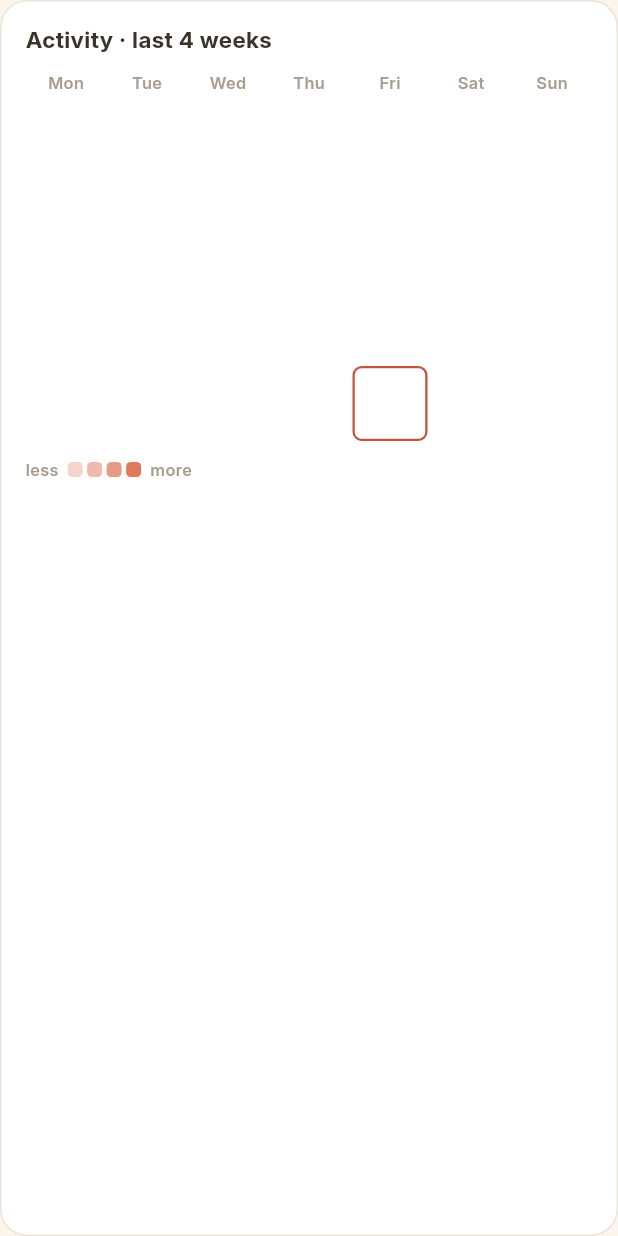
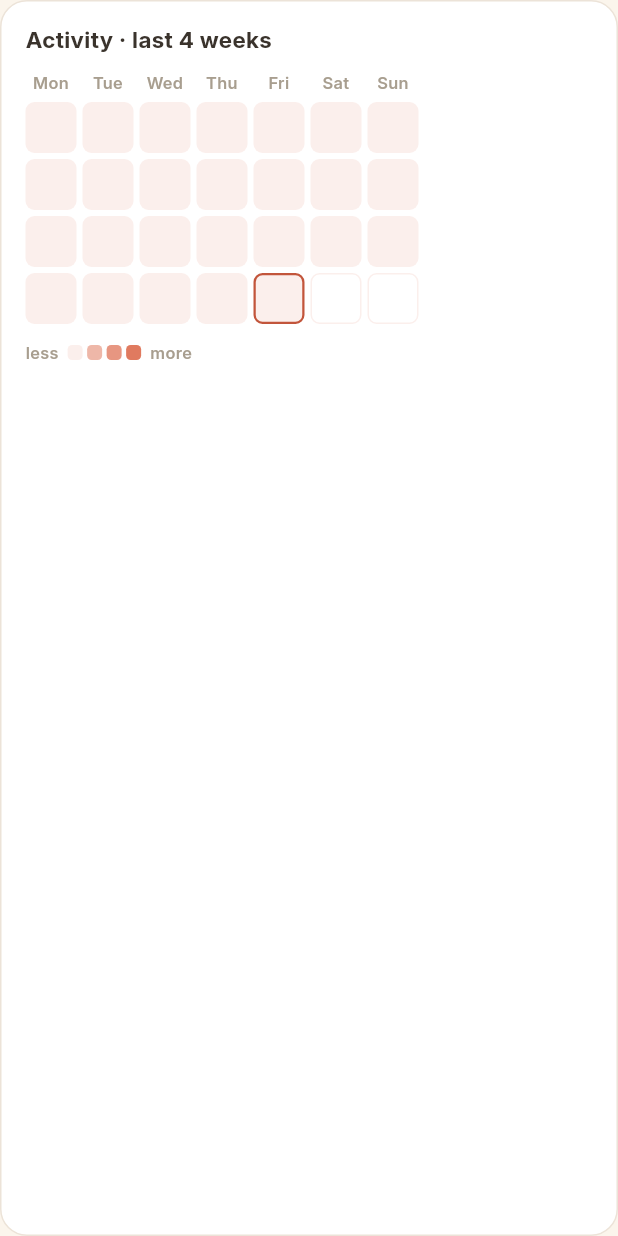
Before and after one commit to undemorbe/PORA, a Flutter app: the WeeklyHeatmap widget shown alone on an empty page, opened directly with empty values, on a phone screen of 412 x 824 dp. Run offline on Flutter 3.47's test engine with Material 3 defaults, Android fonts, the phone set to English and light mode, and no system bars; drawn by our look-alikes of dynamic_color; our stand-ins replace auto_route, connectivity_plus, device_preview, dio, equatable, firebase_analytics and 22 more; missing offline and left inert: home_widget, liquid_glass_easy, phosphoricons_flutter, quick_actions, receive_sharing_intent, recipe_scraper and 1 more; accounts and stored records are empty; generated files the repository leaves out were written again; statements that could not run were skipped.

Commit message:
fix(insights): visible empty heatmap cells and square, even cells
Empty days used surfaceAlt, identical to the card in the light theme, and
cells stretched to the column width. Use one level colour for cells and
legend (empty = primary at 12%), outline future days, size cells as equal
squares (max 34px).

```diff
--- a/lib/core/features/insights/presentation/widgets/weekly_heatmap.dart
+++ b/lib/core/features/insights/presentation/widgets/weekly_heatmap.dart
@@ -1,3 +1,5 @@
+import 'dart:math' as math;
+
 import 'package:flutter/material.dart';
 import 'package:intl/intl.dart' as intl;
 import 'package:pora/core/internal/extensions/l10n_extension.dart';
@@ -17,6 +19,23 @@ class WeeklyHeatmap extends StatelessWidget {
 
   /// Подмена «сегодня» для тестов/golden'ов.
   final DateTime? now;
+
+  static const double _gap = 4;
+  static const double _maxCell = 34;
+
+  /// Цвет ступени интенсивности (общий для ячеек и легенды). Пустой день —
+  /// самая светлая ступень, а не цвет карточки: сетка 4×7 видна всегда.
+  /// Полупрозрачный primary поверх `surface` читается в обеих темах.
+  @visibleForTesting
+  static Color levelColor(double intensity) {
+    final v = intensity.clamp(0.0, 1.0);
+    if (v < 0.05) return PoraColors.primary.withValues(alpha: 0.12);
+    return Color.lerp(
+      PoraColors.primary.withValues(alpha: 0.3),
+      PoraColors.primary,
+      v,
+    )!;
+  }
 
   @override
   Widget build(BuildContext context) {
@@ -42,25 +61,44 @@ class WeeklyHeatmap extends StatelessWidget {
             style: PoraText.itemTitle.copyWith(fontWeight: FontWeight.w700),
           ),
           const SizedBox(height: PoraSpacing.md),
-          _WeekdayLabels(labels: weekdayLabels),
+          // Квадратные ячейки одного размера: ширина колонки, но не больше
+          // [_maxCell] — на широком экране сетка не раздувается.
+          LayoutBuilder(
+            builder: (context, constraints) {
+              final cell = math.min(
+                (constraints.maxWidth - _gap * 6) / 7,
+                _maxCell,
+              );
+              return Column(
+                crossAxisAlignment: CrossAxisAlignment.start,
+                children: [
+                  _WeekdayLabels(labels: weekdayLabels, cell: cell),
                   const SizedBox(height: 6),
                   for (var w = 0; w < grid.length; w++)
                     Padding(
-              padding: const EdgeInsets.only(bottom: 4),
+                      padding: EdgeInsets.only(
+                        bottom: w == grid.length - 1 ? 0 : _gap,
+                      ),
                       child: Row(
                         children: [
-                  for (var d = 0; d < grid[w].length; d++)
-                    Expanded(
-                      child: _Cell(
+                          for (var d = 0; d < grid[w].length; d++) ...[
+                            if (d > 0) const SizedBox(width: _gap),
+                            _Cell(
+                              key: ValueKey('heatmap-cell-${w * 7 + d}'),
+                              size: cell,
                               intensity: grid[w][d],
                               isToday: w * 7 + d == todayIndex,
                               isFuture: w * 7 + d > todayIndex,
                             ),
-                    ),
+                          ],
                         ],
                       ),
                     ),
-          const SizedBox(height: 6),
+                ],
+              );
+            },
+          ),
+          const SizedBox(height: PoraSpacing.md),
           Row(
             children: [
               Text(
@@ -68,7 +106,8 @@ class WeeklyHeatmap extends StatelessWidget {
                 style: PoraText.micro.copyWith(color: c.textSubtle),
               ),
               const SizedBox(width: 6),
-              for (final v in const [0.15, 0.4, 0.7, 1.0])
+              // Первая ступень легенды = пустой день.
+              for (final v in const [0.0, 0.35, 0.7, 1.0])
                 Padding(
                   padding: const EdgeInsets.only(right: 3),
                   child: _LegendDot(intensity: v),
@@ -118,24 +157,27 @@ class WeeklyHeatmap extends StatelessWidget {
 }
 
 class _WeekdayLabels extends StatelessWidget {
-  const _WeekdayLabels({required this.labels});
+  const _WeekdayLabels({required this.labels, required this.cell});
   final List<String> labels;
+  final double cell;
 
   @override
   Widget build(BuildContext context) {
     return Row(
       children: [
-        for (final d in labels)
-          Expanded(
-            child: Center(
+        for (var i = 0; i < labels.length; i++) ...[
+          if (i > 0) const SizedBox(width: WeeklyHeatmap._gap),
+          SizedBox(
+            width: cell,
             child: Text(
-                d,
-                style: PoraText.micro.copyWith(
-                  color: context.colors.textSubtle,
+              labels[i],
+              textAlign: TextAlign.center,
+              maxLines: 1,
+              overflow: TextOverflow.clip,
+              style: PoraText.micro.copyWith(color: context.colors.textSubtle),
             ),
           ),
-            ),
-          ),
+        ],
       ],
     );
   }
@@ -143,38 +185,34 @@ class _WeekdayLabels extends StatelessWidget {
 
 class _Cell extends StatelessWidget {
   const _Cell({
+    super.key,
+    required this.size,
     required this.intensity,
     this.isToday = false,
     this.isFuture = false,
   });
+  final double size;
   final double intensity;
   final bool isToday;
   final bool isFuture;
 
   @override
   Widget build(BuildContext context) {
-    final c = context.colors;
-    final v = intensity.clamp(0.0, 1.0);
-    final color = v < 0.05
-        ? c.surfaceAlt
-        : Color.lerp(
-            PoraColors.primary.withValues(alpha: 0.15),
-            PoraColors.primary,
-            v,
-          )!;
-    return AspectRatio(
-      aspectRatio: 1,
-      child: Container(
-        margin: const EdgeInsets.all(2),
+    final empty = WeeklyHeatmap.levelColor(0);
+    return Container(
+      width: size,
+      height: size,
       decoration: BoxDecoration(
-          color: isFuture ? Colors.transparent : color,
+        // Будущие дни — только контур пустой ступени.
+        color: isFuture
+            ? Colors.transparent
+            : WeeklyHeatmap.levelColor(intensity),
         borderRadius: BorderRadius.circular(6),
         border: isToday
             ? Border.all(color: PoraColors.primaryDark, width: 1.5)
             : isFuture
-              ? Border.all(color: c.surfaceAlt)
+            ? Border.all(color: empty)
             : null,
-        ),
       ),
     );
   }
@@ -186,16 +224,11 @@ class _LegendDot extends StatelessWidget {
 
   @override
   Widget build(BuildContext context) {
-    final color = Color.lerp(
-      PoraColors.primary.withValues(alpha: 0.2),
-      PoraColors.primary,
-      intensity,
-    )!;
     return Container(
       width: 10,
       height: 10,
       decoration: BoxDecoration(
-        color: color,
+        color: WeeklyHeatmap.levelColor(intensity),
         borderRadius: BorderRadius.circular(3),
       ),
     );
```
Also changed, not shown: 1 other file. Lines whose indentation alone changed are shown as unchanged.
